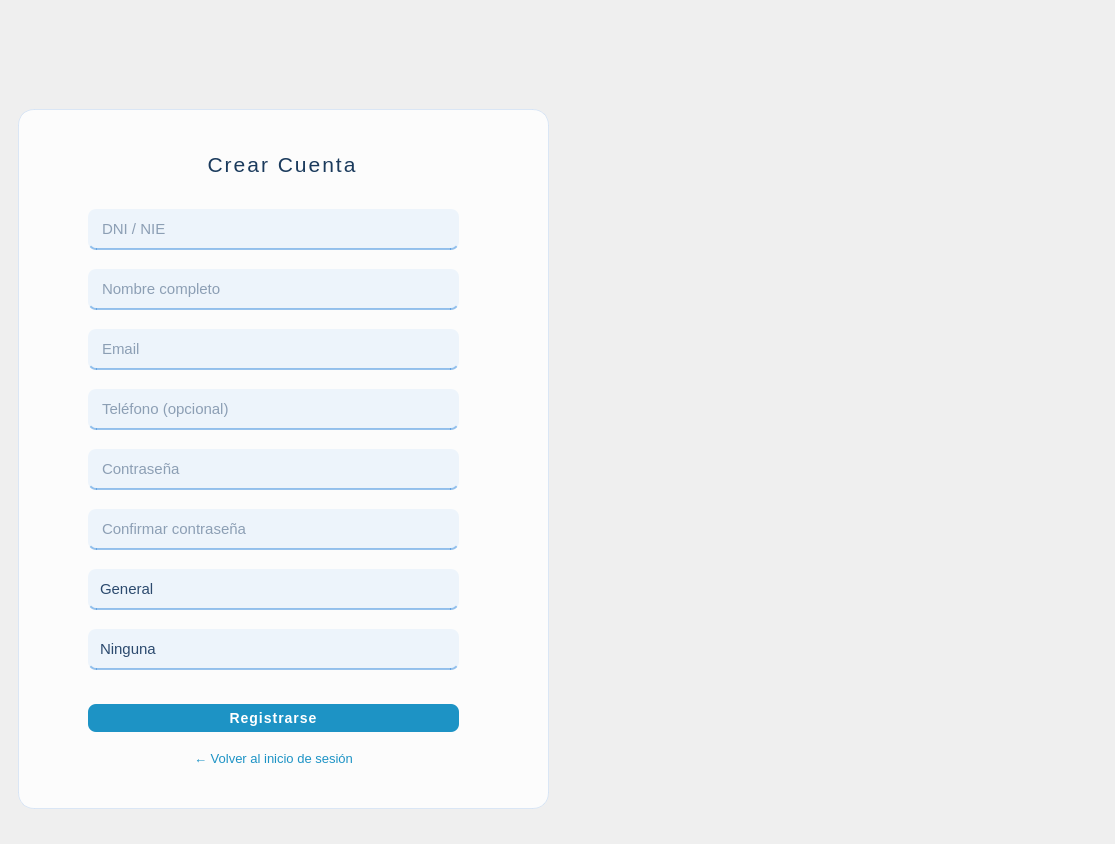
The window that src/vista/ui/vistaRegistro.ui (laraanton/InSo) describes before a commit, drawn with Qt 5.
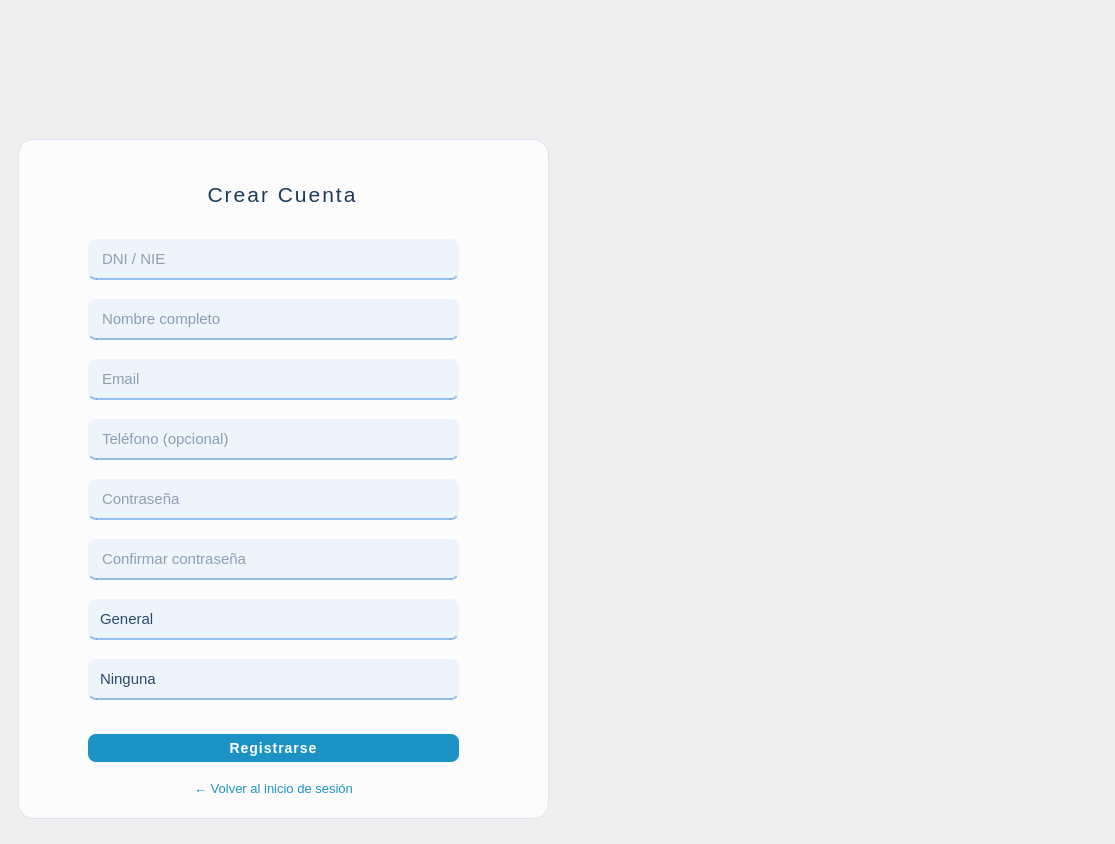
The same window after the commit. Icons and pictures are not drawn.

Commit message:
ajustar recuadro formulario registro
Adjusted the geometry of the widget in vistaRegistro.ui.

The edit to the form file:
```diff
--- a/src/vista/ui/vistaRegistro.ui
+++ b/src/vista/ui/vistaRegistro.ui
@@ -26,11 +26,12 @@
        <widget class="QWidget" name="widget" native="true">
         <widget class="QWidget" name="widget_2" native="true">
          <property name="geometry">
+         <!-- Medidas para recuadro con formulario-->
           <rect>
            <x>9</x>
-           <y>100</y>
+           <y>130</y>
            <width>531</width>
-           <height>700</height>
+           <height>680</height>
           </rect>
          </property>
          <property name="styleSheet">
```
